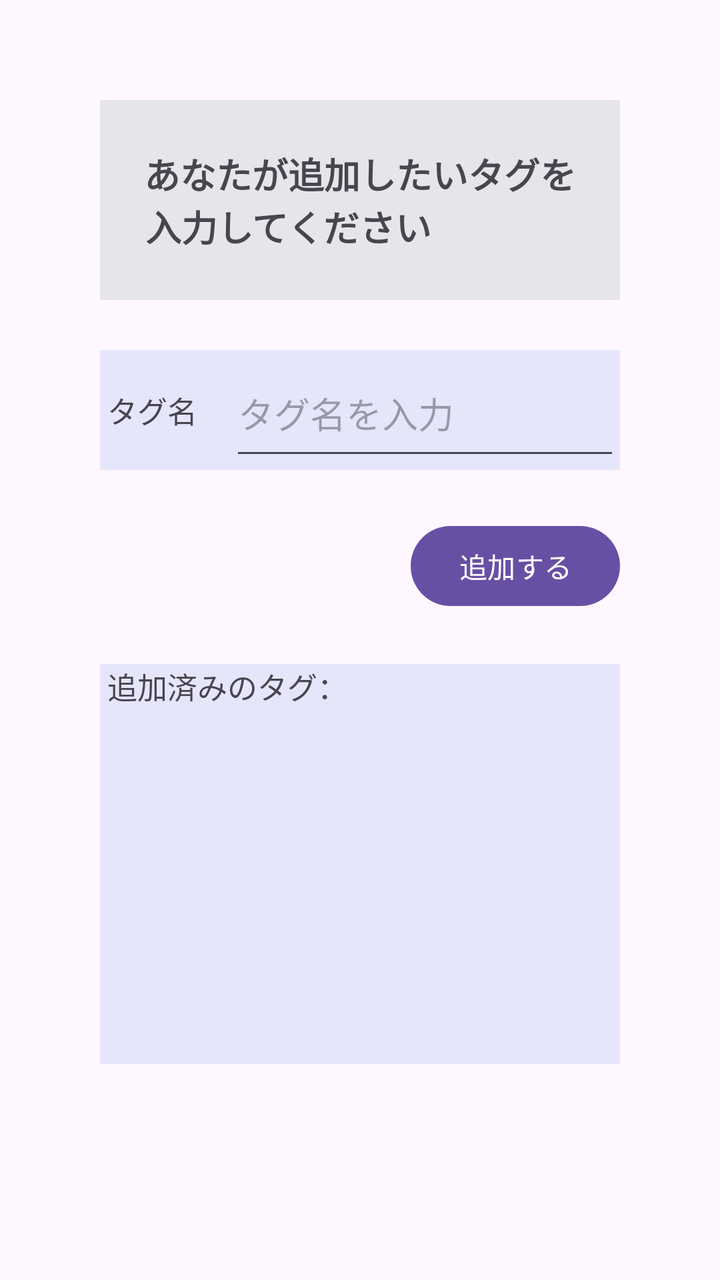
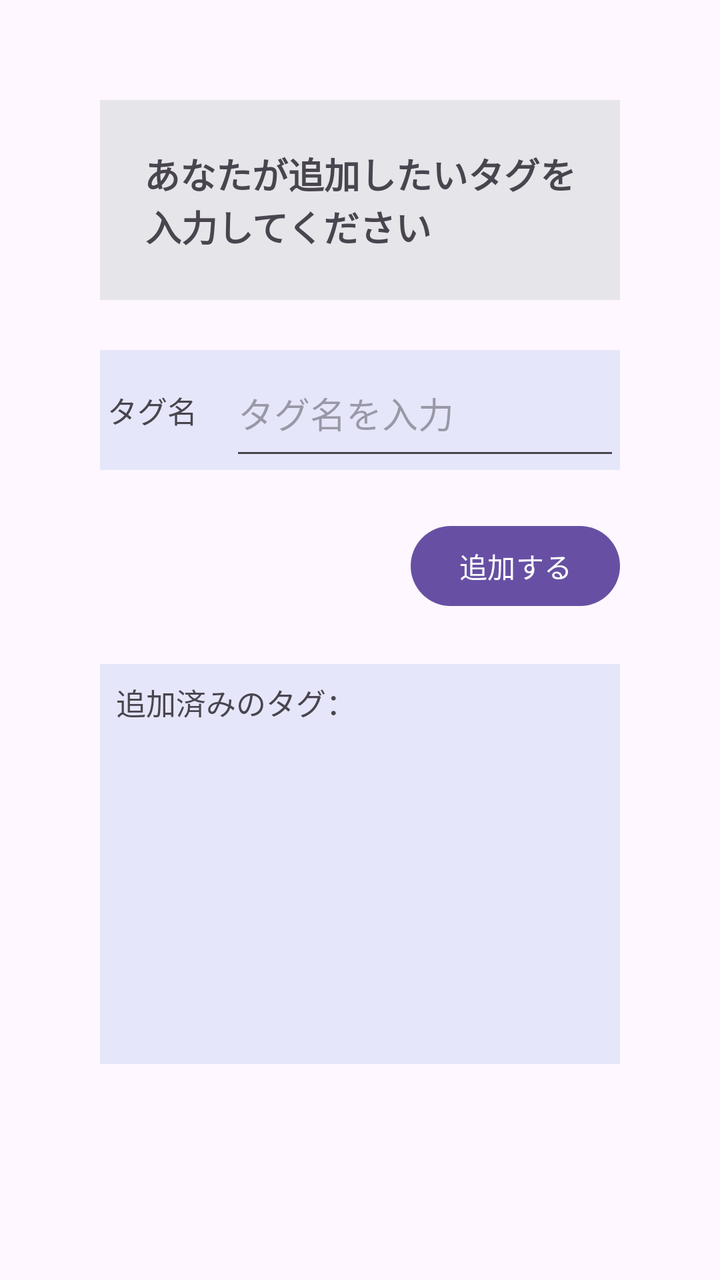

Screens rendered from an Android XML layout before and after an edit, with the pre-edit source and the edit as a unified diff.
<!-- AndroidManifest.xml: application theme Theme.Javateaclient -->
<!-- res/layout/fragment_edit_tag.xml -->
<?xml version="1.0" encoding="utf-8"?>
<FrameLayout xmlns:android="http://schemas.android.com/apk/res/android"
    xmlns:tools="http://schemas.android.com/tools"
    android:layout_width="match_parent"
    android:layout_height="match_parent"
    tools:context=".views.EditTagFragment">

    <LinearLayout
        android:layout_width="match_parent"
        android:layout_height="match_parent"
        android:orientation="vertical"
        android:paddingLeft="50dp"
        android:paddingTop="50dp"
        android:paddingRight="50dp"
        android:paddingBottom="100dp">

        <TextView
            android:id="@+id/description"
            android:layout_width="match_parent"
            android:layout_height="100dp"
            android:background="#E5E5EA"
            android:gravity="center"
            android:text="あなたが追加したいタグを\n入力してください　　　　"
            android:textSize="18sp"
            android:textStyle="bold"/>

        <LinearLayout
            android:id="@+id/addTagRow"
            android:layout_width="match_parent"
            android:layout_height="60dp"
            android:layout_marginTop="25dp"
            android:background="#E6E6FA"
            android:orientation="horizontal">

            <TextView
                android:layout_width="0dp"
                android:layout_height="match_parent"
                android:layout_weight="1"
                android:gravity="left|center"
                android:text=" タグ名"
                android:textSize="15sp"/>

            <EditText
                android:id="@+id/addTagText"
                android:layout_width="0dp"
                android:layout_height="match_parent"
                android:layout_weight="3"
                android:hint="タグ名を入力"/>

        </LinearLayout>

        <Button
            android:id="@+id/addButton"
            android:layout_width="wrap_content"
            android:layout_height="wrap_content"
            android:layout_marginTop="24dp"
            android:layout_gravity="end"
            android:text="追加する"/>

        <TextView
            android:id="@+id/allTagRow"
            android:layout_width="match_parent"
            android:layout_height="200dp"
            android:layout_marginTop="25dp"
            android:background="#E6E6FA"
            android:text=" 追加済みのタグ："
            android:textSize="15sp"/>

        <Button
            android:id="@+id/confirmButton"
            android:layout_width="wrap_content"
            android:layout_height="wrap_content"
            android:layout_marginTop="24dp"
            android:layout_gravity="end"
            android:text="確定する"/>

    </LinearLayout>

</FrameLayout>
<!-- resources referenced by this layout -->
<resources>
  <style name="Theme.Javateaclient" parent="Base.Theme.Javateaclient" />
  <style name="Base.Theme.Javateaclient" parent="Theme.Material3.DayNight.NoActionBar">
          
          
      </style>
</resources>

<!-- the commit's change to res/layout/fragment_edit_tag.xml (unified diff, before → after) -->
@@ -57,14 +57,22 @@
             android:layout_gravity="end"
             android:text="追加する"/>
 
-        <TextView
+        <LinearLayout
             android:id="@+id/allTagRow"
             android:layout_width="match_parent"
             android:layout_height="200dp"
             android:layout_marginTop="25dp"
             android:background="#E6E6FA"
-            android:text=" 追加済みのタグ："
-            android:textSize="15sp"/>
+            android:orientation="vertical"
+            android:padding="8dp">
+
+            <TextView
+                android:layout_width="match_parent"
+                android:layout_height="wrap_content"
+                android:text="追加済みのタグ："
+                android:textSize="15sp" />
+
+        </LinearLayout>
 
         <Button
             android:id="@+id/confirmButton"
